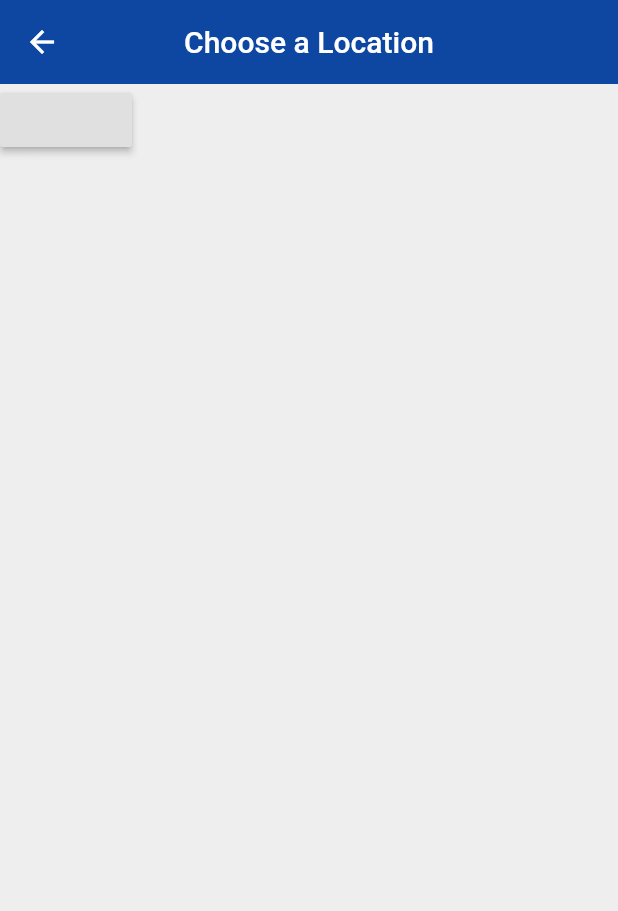
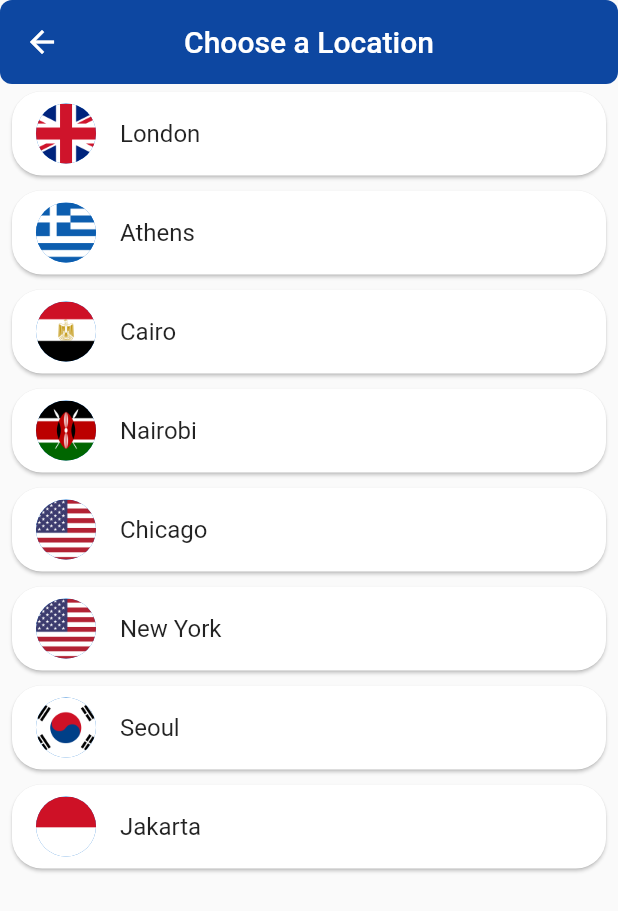
Before and after one commit to zubeirom/worldtime, a Flutter app: the ChooseLocation screen opened by its route, on a phone screen of 412 x 824 dp. Shown: the top 911 px of the screen. Run offline on Flutter 3.47's test engine with Material 2 defaults, Android fonts, the phone set to English and light mode, and no system bars; our stand-ins replace flutter_spinkit; network calls fail.

Commit message:
add images for countries and add list

```diff
--- a/lib/pages/choose_location.dart
+++ b/lib/pages/choose_location.dart
@@ -22,17 +22,37 @@ class _ChooseLocationState extends State<ChooseLocation> {
   @override
   Widget build(BuildContext context) {
     return Scaffold(
-      backgroundColor: Colors.grey[200],
       appBar: AppBar(
         backgroundColor: Colors.blue[900],
         title: Text('Choose a Location'),
         centerTitle: true,
         elevation: 0,
+        shape: RoundedRectangleBorder(
+            borderRadius: BorderRadius.circular(8),
+        ),
       ),
-      body: RaisedButton(
-        onPressed: () {
+      body: ListView.builder(
+        itemCount: locations.length,
+        itemBuilder: (context, index) {
+          return Padding(
+            padding: const EdgeInsets.symmetric(vertical: 1, horizontal: 4),
+            child: Card(
+              shape: RoundedRectangleBorder(
+                  borderRadius: BorderRadius.circular(20),
+              ),
+              child: ListTile(
+                onTap: () {
+
+                },
+                title: Text(locations[index].location),
+                leading: CircleAvatar(
+                  backgroundImage: AssetImage('assets/${locations[index].flag}'),
+                )
+              ),
+            ),
+          );
         },
-      ),
+      )
     );
   }
 }
```
Also changed, not shown: assets/egypt.png (added), assets/germany.png (added), assets/greece.png (added), assets/indonesia.png (added), assets/kenya.png (added), assets/south_korea.png (added), assets/uk.png (added), assets/usa.png (added).
